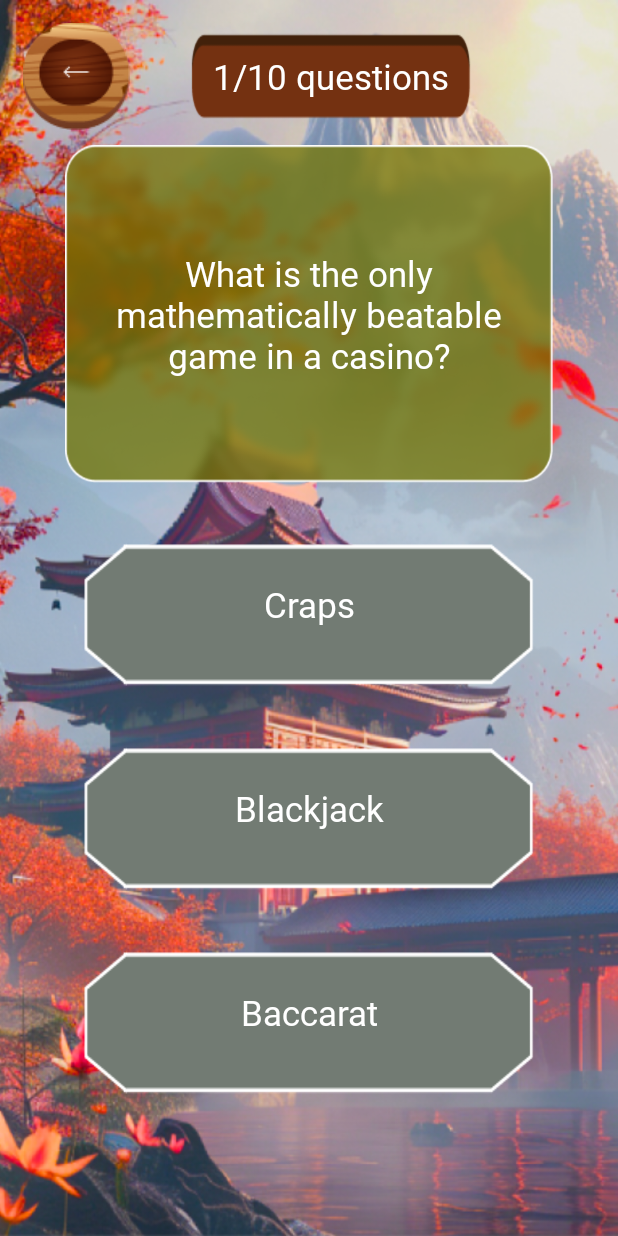
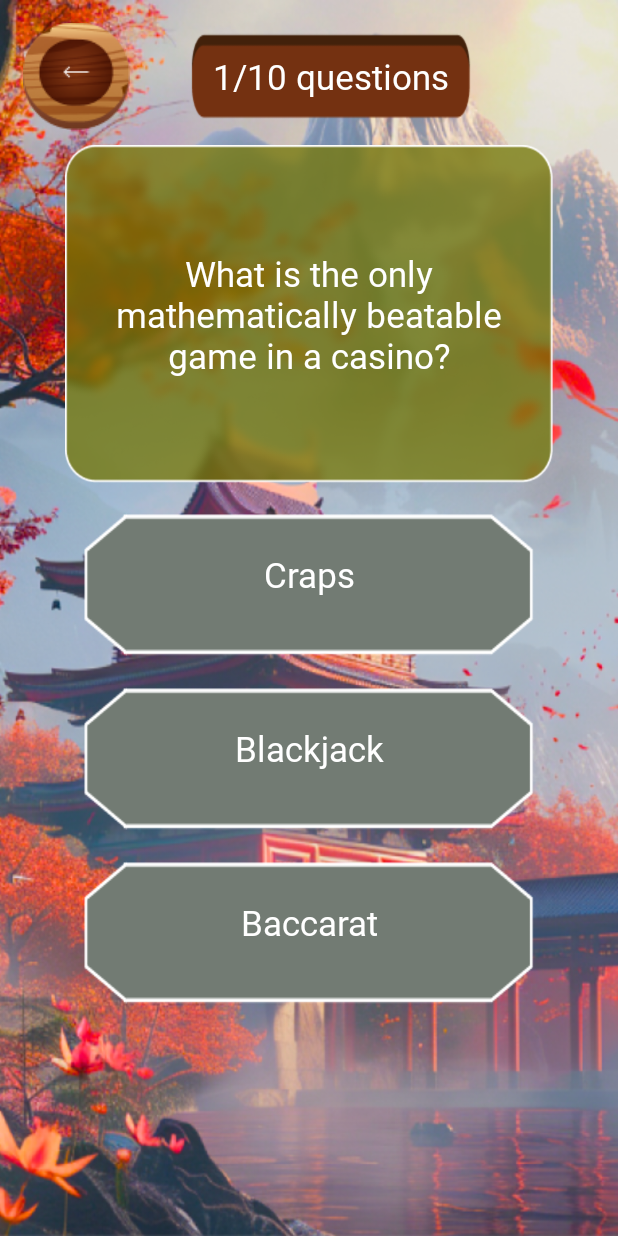
Before and after one commit to V-34-10/Cipher-quests, an Android app: the QuizGameFragment screen opened directly, with no data from a screen before it, on a phone screen of 412 x 824 dp. Run offline under Robolectric (Android 15) with nearby library versions, the phone set to English and light mode, and no system bars; our stand-ins replace Timber; Roboto replaces fonts that are not available here.

Commit message:
UI QuizGameFragment: update change padding, constrains

```diff
--- a/app/src/main/res/layout/fragment_quiz_game.xml
+++ b/app/src/main/res/layout/fragment_quiz_game.xml
@@ -103,7 +103,7 @@
             android:id="@+id/btn_first_answer"
             android:layout_width="300dp"
             android:layout_height="wrap_content"
-            android:layout_marginTop="40dp"
+            android:layout_marginTop="20dp"
             android:background="@drawable/background_basic_answer"
             android:clickable="true"
             android:focusable="true"
@@ -121,7 +121,7 @@
             android:id="@+id/btn_second_answer"
             android:layout_width="300dp"
             android:layout_height="wrap_content"
-            android:layout_marginTop="40dp"
+            android:layout_marginTop="20dp"
             android:background="@drawable/background_basic_answer"
             android:clickable="true"
             android:focusable="true"
@@ -139,7 +139,7 @@
             android:id="@+id/btn_three_answer"
             android:layout_width="300dp"
             android:layout_height="wrap_content"
-            android:layout_marginTop="40dp"
+            android:layout_marginTop="20dp"
             android:background="@drawable/background_basic_answer"
             android:clickable="true"
             android:focusable="true"
@@ -157,12 +157,12 @@
             android:id="@+id/btn_next"
             android:layout_width="wrap_content"
             android:layout_height="wrap_content"
-            android:layout_marginTop="25dp"
             android:background="@drawable/button_next_dialog"
             android:clickable="true"
             android:contentDescription="@string/settings_btn"
             android:focusable="true"
             android:visibility="gone"
+            app:layout_constraintBottom_toBottomOf="parent"
             app:layout_constraintEnd_toEndOf="parent"
             app:layout_constraintStart_toStartOf="parent"
             app:layout_constraintTop_toBottomOf="@+id/btn_three_answer" />
```
